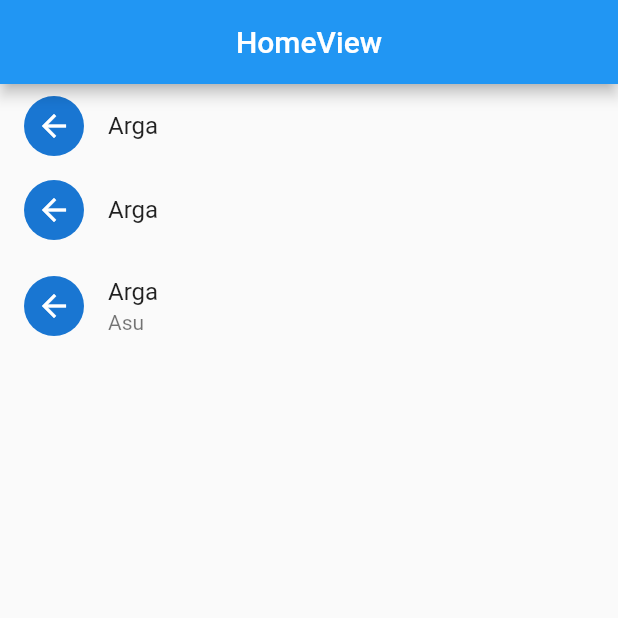
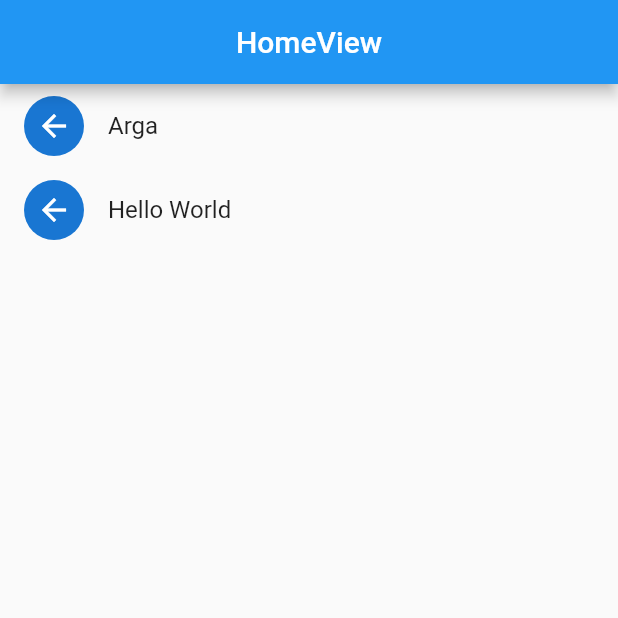
Before and after one commit to argarafiar/workshop_mobile, a Flutter app: the screen it shows after launch, on a phone screen of 412 x 824 dp, the top half of it. Run offline on Flutter 3.47's test engine with Material 2 defaults, Android fonts, the light colour scheme and no system bars; our stand-ins replace get.

Commit message:
helloworld

```diff
--- a/minggu-1/test_hello/lib/app/modules/home/views/home_view.dart
+++ b/minggu-1/test_hello/lib/app/modules/home/views/home_view.dart
@@ -16,20 +16,18 @@ class HomeView extends GetView<HomeController> {
         body: ListView(
           children: [
             ListTile(
-            leading: CircleAvatar(child: Icon(Icons.arrow_back),),
+              leading: CircleAvatar(
+                child: Icon(Icons.arrow_back),
+              ),
               title: Text("Arga"),
             ),
             ListTile(
-            leading: CircleAvatar(child: Icon(Icons.arrow_back),),
-            title: Text("Arga"),
+              leading: CircleAvatar(
+                child: Icon(Icons.arrow_back),
               ),
-          ListTile(
-            leading: CircleAvatar(child: Icon(Icons.arrow_back),),
-            title: Text("Arga"),
-            subtitle: Text("Asu"),
+              title: Text("Hello World"),
             ),
           ],
-      )
-    );
+        ));
   }
 }
```
Lines whose indentation alone changed are shown as unchanged.
